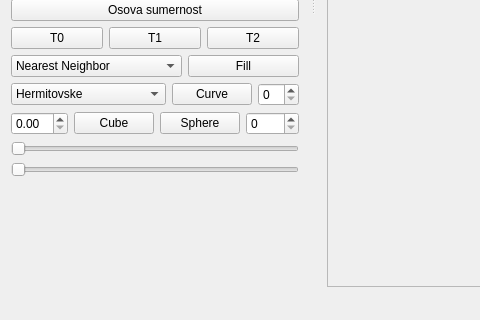
Before: the Qt Designer form ImageViewer.ui in mavik3/pg, drawn with Qt 5; both pictures show x 0 to 480 and y 326 to 646 of the 818 by 646 pixel window.
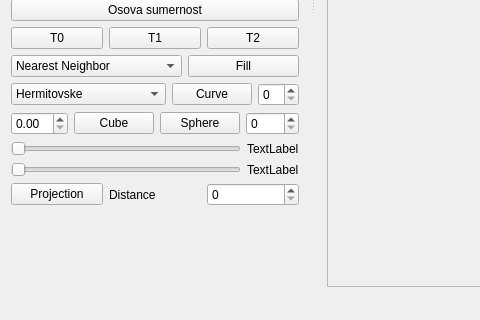
After: the same form once the commit is applied.

Commit message: Created function parallel Projection. Added new function for drawing cube. And added functions to the UI

Diff of the .ui file:
```diff
--- a/ImageViewer.ui
+++ b/ImageViewer.ui
@@ -345,21 +345,61 @@
       </layout>
      </item>
      <item>
-      <layout class="QHBoxLayout" name="horizontalLayout_9"/>
+      <layout class="QHBoxLayout" name="horizontalLayout_9">
+       <item>
+        <widget class="QSlider" name="Slider_Thetta">
+         <property name="orientation">
+          <enum>Qt::Orientation::Horizontal</enum>
+         </property>
+        </widget>
+       </item>
+       <item>
+        <widget class="QLabel" name="Label_Thetta">
+         <property name="text">
+          <string>TextLabel</string>
+         </property>
+        </widget>
+       </item>
+      </layout>
      </item>
      <item>
-      <widget class="QSlider" name="Slider_Phi">
-       <property name="orientation">
-        <enum>Qt::Orientation::Horizontal</enum>
-       </property>
-      </widget>
+      <layout class="QHBoxLayout" name="horizontalLayout_10">
+       <item>
+        <widget class="QSlider" name="Slider_Phi">
+         <property name="orientation">
+          <enum>Qt::Orientation::Horizontal</enum>
+         </property>
+        </widget>
+       </item>
+       <item>
+        <widget class="QLabel" name="Label_Phi">
+         <property name="text">
+          <string>TextLabel</string>
+         </property>
+        </widget>
+       </item>
+      </layout>
      </item>
      <item>
-      <widget class="QSlider" name="Slider_Thetta">
-       <property name="orientation">
-        <enum>Qt::Orientation::Horizontal</enum>
-       </property>
-      </widget>
+      <layout class="QHBoxLayout" name="horizontalLayout_11">
+       <item>
+        <widget class="QPushButton" name="pbProjection">
+         <property name="text">
+          <string>Projection</string>
+         </property>
+        </widget>
+       </item>
+       <item>
+        <widget class="QLabel" name="label">
+         <property name="text">
+          <string>Distance</string>
+         </property>
+        </widget>
+       </item>
+       <item>
+        <widget class="QSpinBox" name="SpinDistance"/>
+       </item>
+      </layout>
      </item>
      <item>
       <spacer name="verticalSpacer">
```
The commit also changes 6 other files.
